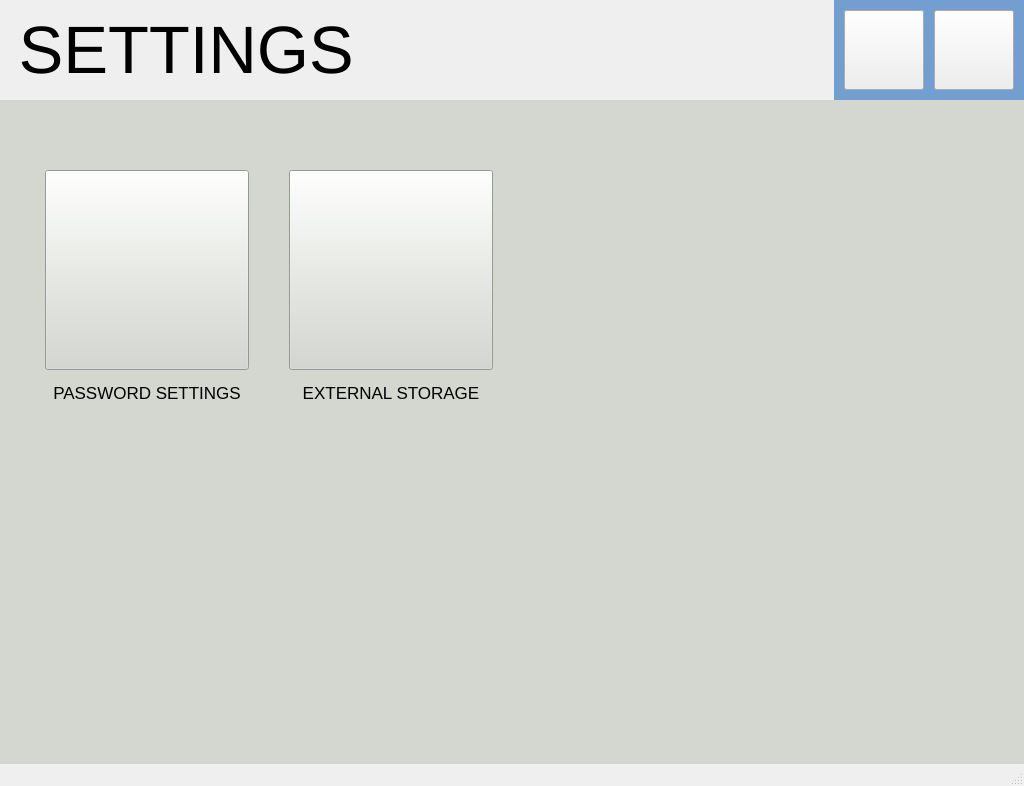
The window that settingswindow.ui (kartikeya8973/emu_hmi_app) describes before a commit, drawn with Qt 5.
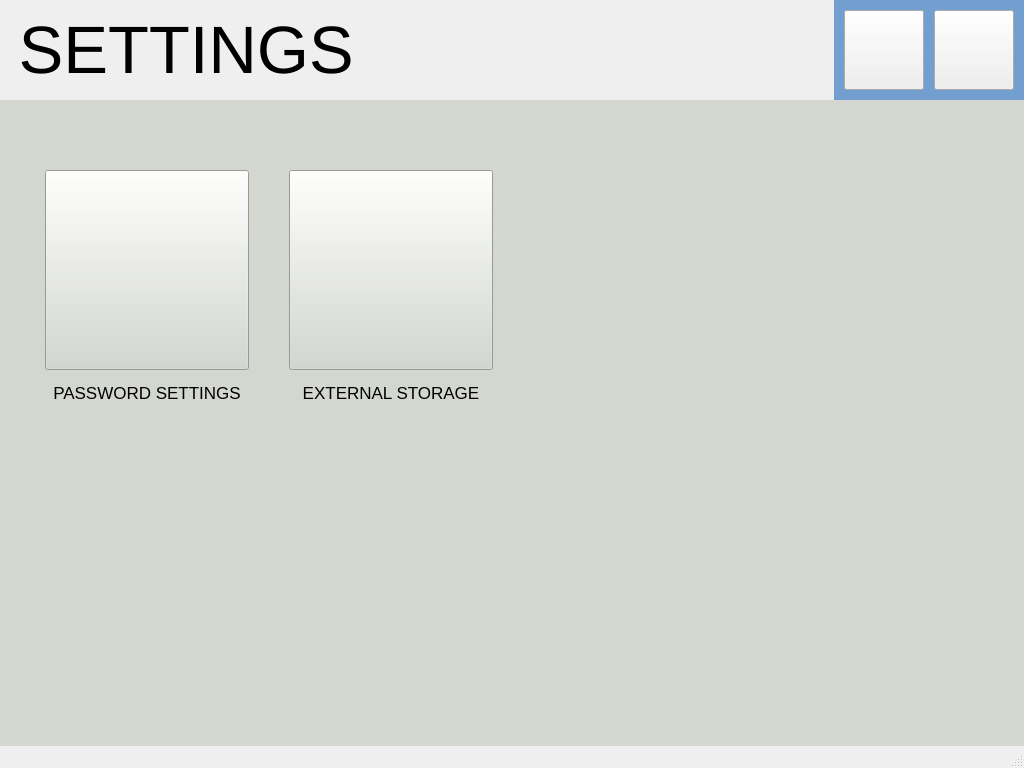
The same window after the commit. Icons and pictures are not drawn.

Patch:
```diff
--- a/settingswindow.ui
+++ b/settingswindow.ui
@@ -7,7 +7,7 @@
     <x>0</x>
     <y>0</y>
     <width>1024</width>
-    <height>786</height>
+    <height>768</height>
    </rect>
   </property>
   <property name="windowTitle">
@@ -122,7 +122,7 @@
       <x>0</x>
       <y>100</y>
       <width>1024</width>
-      <height>710</height>
+      <height>666</height>
      </rect>
     </property>
     <property name="styleSheet">
```
